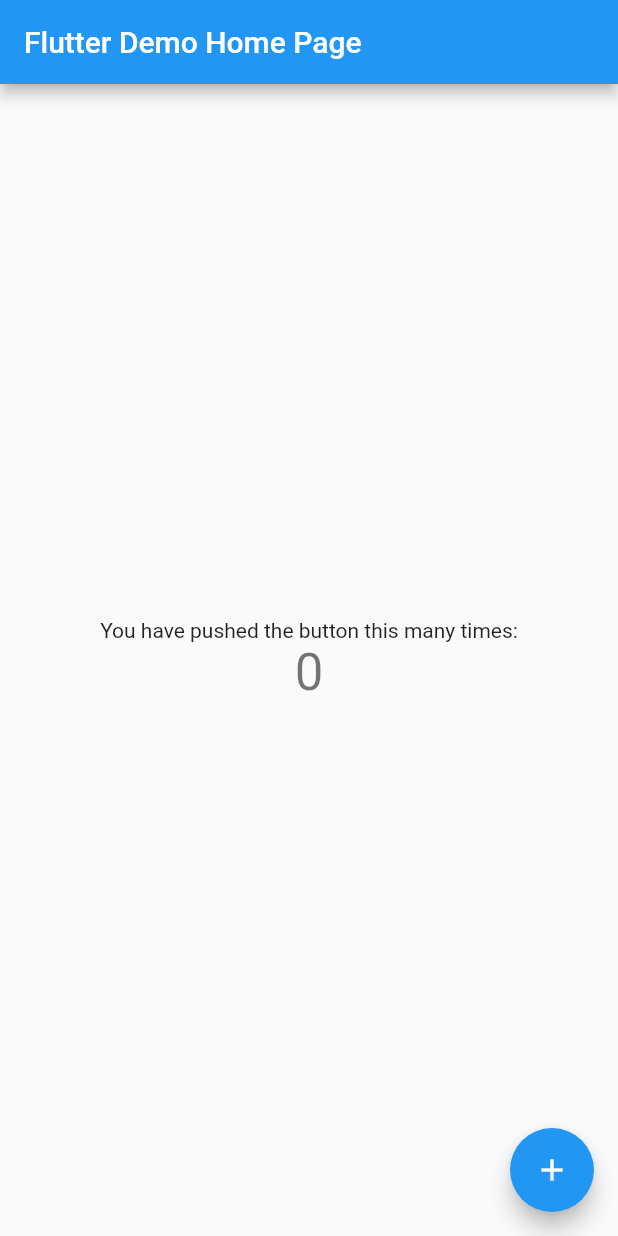
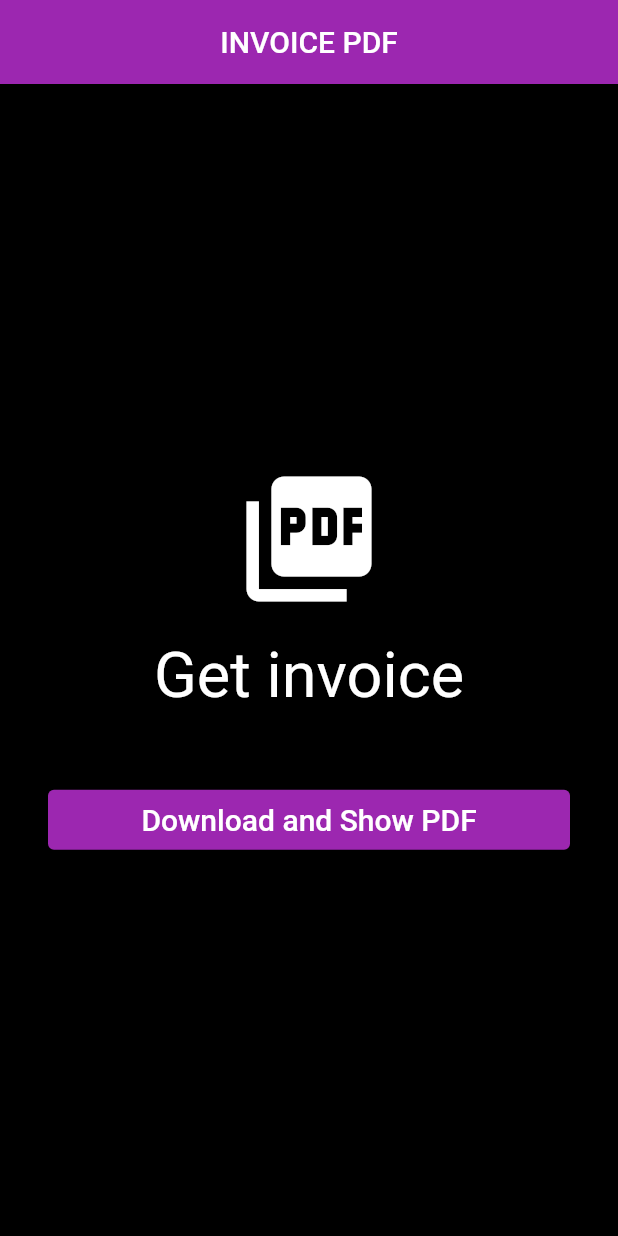
Before and after one commit to gobinathPerumal/Invoice-PDF-Generator---Flutter, a Flutter app: the screen it shows after launch, on a phone screen of 412 x 824 dp. Run offline on Flutter 3.47's test engine with Material 2 defaults, Android fonts, the phone set to English and light mode, and no system bars; our stand-ins replace open_file, pdf.

Commit message:
Generate and Store and View Pdf functions are added

```diff
--- a/lib/main.dart
+++ b/lib/main.dart
@@ -1,117 +1,25 @@
 import 'package:flutter/material.dart';
+import 'package:flutter/services.dart';
+import 'package:pdf_invoice/screen/pdf_generate_screen.dart';
 
-void main() {
+Future main() async {
+  WidgetsFlutterBinding.ensureInitialized();
+  await SystemChrome.setPreferredOrientations([
+    DeviceOrientation.portraitUp,
+    DeviceOrientation.portraitDown,
+  ]);
+
   runApp(MyApp());
 }
 
 class MyApp extends StatelessWidget {
-  // This widget is the root of your application.
-  @override
-  Widget build(BuildContext context) {
-    return MaterialApp(
-      title: 'Flutter Demo',
-      theme: ThemeData(
-        // This is the theme of your application.
-        //
-        // Try running your application with "flutter run". You'll see the
-        // application has a blue toolbar. Then, without quitting the app, try
-        // changing the primarySwatch below to Colors.green and then invoke
-        // "hot reload" (press "r" in the console where you ran "flutter run",
-        // or simply save your changes to "hot reload" in a Flutter IDE).
-        // Notice that the counter didn't reset back to zero; the application
-        // is not restarted.
-        primarySwatch: Colors.blue,
-        // This makes the visual density adapt to the platform that you run
-        // the app on. For desktop platforms, the controls will be smaller and
-        // closer together (more dense) than on mobile platforms.
-        visualDensity: VisualDensity.adaptivePlatformDensity,
-      ),
-      home: MyHomePage(title: 'Flutter Demo Home Page'),
-    );
-  }
-}
-
-class MyHomePage extends StatefulWidget {
-  MyHomePage({Key key, this.title}) : super(key: key);
-
-  // This widget is the home page of your application. It is stateful, meaning
-  // that it has a State object (defined below) that contains fields that affect
-  // how it looks.
-
-  // This class is the configuration for the state. It holds the values (in this
-  // case the title) provided by the parent (in this case the App widget) and
-  // used by the build method of the State. Fields in a Widget subclass are
-  // always marked "final".
-
-  final String title;
+  static final String title = 'Invoice';
 
   @override
-  _MyHomePageState createState() => _MyHomePageState();
+  Widget build(BuildContext context) => MaterialApp(
+    debugShowCheckedModeBanner: false,
+    title: title,
+    theme: ThemeData(primarySwatch: Colors.purple),
+    home: PdfPage(),
+  );
 }
-
-class _MyHomePageState extends State<MyHomePage> {
-  int _counter = 0;
-
-  void _incrementCounter() {
-    setState(() {
-      // This call to setState tells the Flutter framework that something has
-      // changed in this State, which causes it to rerun the build method below
-      // so that the display can reflect the updated values. If we changed
-      // _counter without calling setState(), then the build method would not be
-      // called again, and so nothing would appear to happen.
-      _counter++;
-    });
-  }
-
-  @override
-  Widget build(BuildContext context) {
-    // This method is rerun every time setState is called, for instance as done
-    // by the _incrementCounter method above.
-    //
-    // The Flutter framework has been optimized to make rerunning build methods
-    // fast, so that you can just rebuild anything that needs updating rather
-    // than having to individually change instances of widgets.
-    return Scaffold(
-      appBar: AppBar(
-        // Here we take the value from the MyHomePage object that was created by
-        // the App.build method, and use it to set our appbar title.
-        title: Text(widget.title),
-      ),
-      body: Center(
-        // Center is a layout widget. It takes a single child and positions it
-        // in the middle of the parent.
-        child: Column(
-          // Column is also a layout widget. It takes a list of children and
-          // arranges them vertically. By default, it sizes itself to fit its
-          // children horizontally, and tries to be as tall as its parent.
-          //
-          // Invoke "debug painting" (press "p" in the console, choose the
-          // "Toggle Debug Paint" action from the Flutter Inspector in Android
-          // Studio, or the "Toggle Debug Paint" command in Visual Studio Code)
-          // to see the wireframe for each widget.
-          //
-          // Column has various properties to control how it sizes itself and
-          // how it positions its children. Here we use mainAxisAlignment to
-          // center the children vertically; the main axis here is the vertical
-          // axis because Columns are vertical (the cross axis would be
-          // horizontal).
-          mainAxisAlignment: MainAxisAlignment.center,
-          children: <Widget>[
-            Text(
-              'You have pushed the button this many times:',
-            ),
-            Text(
-              '$_counter',
-              style: Theme.of(context).textTheme.headline4,
-            ),
-          ],
-        ),
-      ),
-      floatingActionButton: FloatingActionButton(
-        onPressed: _incrementCounter,
-        tooltip: 'Increment',
-        child: Icon(Icons.add),
-      ), // This trailing comma makes auto-formatting nicer for build methods.
-    );
-  }
-}
--- /dev/null
+++ b/lib/model/companyDetail.dart
@@ -0,0 +1,9 @@
+class CompanyDetailModel {
+  final String name;
+  final String address;
+
+  const CompanyDetailModel({
+    this.name,
+    this.address,
+  });
+}
--- /dev/null
+++ b/lib/model/customer.dart
@@ -0,0 +1,9 @@
+class Customer {
+  final String name;
+  final String phoneNumber;
+
+  const Customer({
+    this.name,
+    this.phoneNumber,
+  });
+}
--- /dev/null
+++ b/lib/model/invoice.dart
@@ -0,0 +1,42 @@
+import 'companyDetail.dart';
+import 'customer.dart';
+
+class Invoice {
+  final InvoiceInfo info;
+  final CompanyDetailModel companyDetailModel;
+  final Customer customer;
+  final List<InvoiceItem> items;
+
+  const Invoice({
+    this.info,
+    this.companyDetailModel,
+    this.customer,
+    this.items,
+  });
+}
+
+class InvoiceInfo {
+  final String invoiceDescription;
+  final String billNumber;
+  final DateTime orderedDate;
+  final DateTime deliveryDate;
+
+  const InvoiceInfo({
+    this.invoiceDescription,
+    this.billNumber,
+    this.orderedDate,
+    this.deliveryDate,
+  });
+}
+
+class InvoiceItem {
+  final String productName;
+  final int quantity;
+  final double unitPrice;
+
+  const InvoiceItem({
+    this.productName,
+    this.quantity,
+    this.unitPrice,
+  });
+}
--- /dev/null
+++ b/lib/screen/pdf_generate_screen.dart
@@ -0,0 +1,96 @@
+import 'package:flutter/material.dart';
+import 'package:pdf_invoice/generator/pdf_invoice_generator.dart';
+import 'package:pdf_invoice/model/companyDetail.dart';
+import 'package:pdf_invoice/model/customer.dart';
+import 'package:pdf_invoice/model/invoice.dart';
+import 'package:pdf_invoice/utils/pdf_storageUtils.dart';
+
+class PdfPage extends StatefulWidget {
+  @override
+  _PdfPageState createState() => _PdfPageState();
+}
+
+class _PdfPageState extends State<PdfPage> {
+  @override
+  Widget build(BuildContext context) => Scaffold(
+        backgroundColor: Colors.black,
+        appBar: AppBar(
+          title: Text("INVOICE PDF"),
+          centerTitle: true,
+        ),
+        body: Container(
+          padding: EdgeInsets.all(32),
+          child: Center(
+            child: Column(
+              mainAxisAlignment: MainAxisAlignment.center,
+              children: <Widget>[
+                Column(
+                  children: [
+                    Icon(Icons.picture_as_pdf, size: 100, color: Colors.white),
+                    const SizedBox(height: 16),
+                    Text(
+                      "Get invoice",
+                      style: TextStyle(
+                        fontSize: 42,
+                        fontWeight: FontWeight.w400,
+                        color: Colors.white,
+                      ),
+                      textAlign: TextAlign.center,
+                    ),
+                  ],
+                ),
+                const SizedBox(height: 48),
+                ElevatedButton(
+                  style: ElevatedButton.styleFrom(
+                    minimumSize: Size.fromHeight(40),
+                  ),
+                  child: FittedBox(
+                    child: Text(
+                      "Download and Show PDF",
+                      style: TextStyle(fontSize: 20, color: Colors.white),
+                    ),
+                  ),
+                  onPressed: () async {
+                    final date = DateTime.now();
+                    final dueDate = date.add(Duration(days: 7));
+                    final invoice = Invoice(
+                      companyDetailModel: CompanyDetailModel(
+                        name: 'ABC Company',
+                        address: 'xxxxxx yyyyyy, zzzzzz - 0000000',
+                      ),
+                      customer: Customer(
+                        name: 'xyz',
+                        phoneNumber: '9000050000',
+                      ),
+                      info: InvoiceInfo(
+                        orderedDate: date,
+                        deliveryDate: dueDate,
+                        invoiceDescription:
+                            'This Order Billing Details are Verified and Generated by Official ABC Company Team',
+                        billNumber: '${DateTime.now().year}-9999',
+                      ),
+                      items: [
+                        InvoiceItem(
+                          productName: 'Asus Zenfone Max M1 pro',
+                          quantity: 1,
+                          unitPrice: 10099,
+                        ),
+                        InvoiceItem(
+                          productName: 'Boat EarPhones',
+                          quantity: 1,
+                          unitPrice: 1299,
+                        ),
+                      ],
+                    );
+
+                    final pdfFile = await PdfInvoiceGenerator.generate(invoice);
+
+                    PdfStorageUtils.openFile(pdfFile);
+                  },
+                ),
+              ],
+            ),
+          ),
+        ),
+      );
+}
--- /dev/null
+++ b/lib/utils/dateUtils.dart
@@ -0,0 +1,5 @@
+import 'package:intl/intl.dart';
+
+class DateUtils {
+  static formatDate(DateTime date) => DateFormat.yMd().format(date);
+}
--- /dev/null
+++ b/lib/utils/pdf_storageUtils.dart
@@ -0,0 +1,29 @@
+import 'dart:io';
+
+import 'package:flutter/services.dart';
+import 'package:open_file/open_file.dart';
+import 'package:path_provider/path_provider.dart';
+import 'package:pdf/pdf.dart';
+import 'package:pdf/widgets.dart';
+
+class PdfStorageUtils {
+  static Future<File> saveDocument({
+    String name,
+    Document pdf,
+  }) async {
+    final bytes = await pdf.save();
+
+    final dir = await getApplicationDocumentsDirectory();
+    final file = File('${dir.path}/$name');
+
+    await file.writeAsBytes(bytes);
+
+    return file;
+  }
+
+  static Future openFile(File file) async {
+    final url = file.path;
+
+    await OpenFile.open(url);
+  }
+}
--- a/pubspec.yaml
+++ b/pubspec.yaml
@@ -28,7 +28,11 @@ dependencies:
   # The following adds the Cupertino Icons font to your application.
   # Use with the CupertinoIcons class for iOS style icons.
   cupertino_icons: ^1.0.0
-
+  pdf:
+  path_provider:
+  open_file:
+  intl:
+  permission_handler:
 dev_dependencies:
   flutter_test:
     sdk: flutter
```
Also changed, not shown: lib/generator/pdf_invoice_generator.dart (added, +233 -0 lines), pubspec.lock, screenshoots/pdf_invoice_mainScreen.jpeg (added), screenshoots/pdf_screen.jpeg (added), 1 other file.
